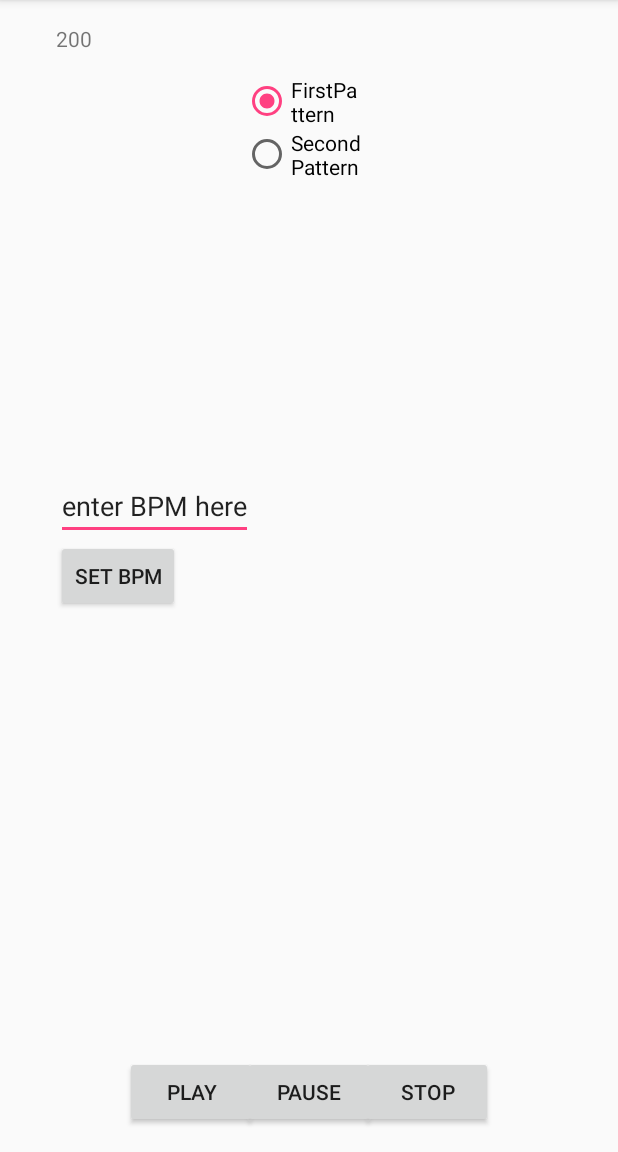
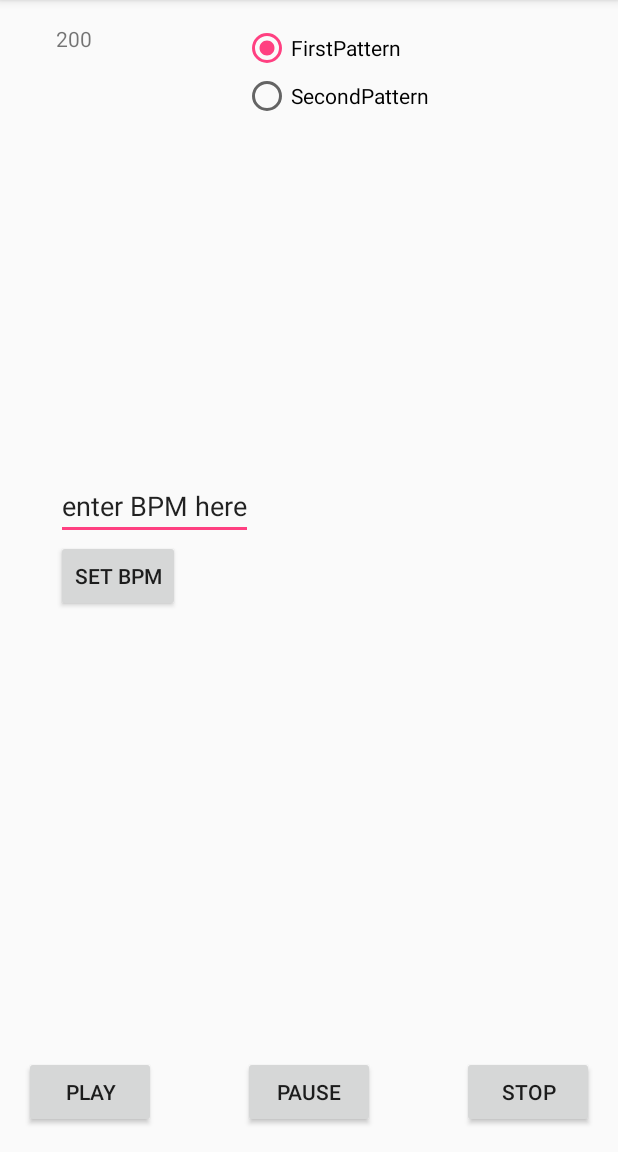
Before and after one commit to BillRozy/AndroidSampler, an Android app: the screen it shows after launch (MainActivity), on a phone screen of 412 x 824 dp, the part 84-1236 px from its top. Run offline under Robolectric (Android 15) with nearby library versions, the phone set to English and light mode, and no system bars.

Commit message:
Android Version of Java Program, Sounds Delayed extremely

```diff
--- a/app/src/main/java/com/example/fd/sampler/Instrument.java
+++ b/app/src/main/java/com/example/fd/sampler/Instrument.java
@@ -15,10 +15,11 @@ import android.util.Log;
 import java.io.IOException;
 
 // CLASS Instrument keeper of wav sound, and have method to play it
-class Instrument extends SoundPool{
+class Instrument{
 
-    public Instrument(int maxStreams, int streamType, int srcQuality, String Path) {
-        super(maxStreams,streamType,srcQuality);
+    public Instrument(Context mCont,SoundPool pool, String Path) {
+        assets = mCont.getAssets();
+        this.pool = pool;
         this.id = loadSound(Path);
     }
 
@@ -27,9 +28,9 @@ class Instrument extends SoundPool{
     {
         try{
             long begin = System.currentTimeMillis();
-            this.play(id,1,1,1,0,1); //Поехали!!!
+            this.pool.play(id,1,1,1,0,1); //Поехали!!!
             Thread.sleep(Sampler.getSampler().getDelay()-1);
-            this.stop(id);
+            this.pool.stop(id);
             long end = System.currentTimeMillis();
             Log.d(Thread.currentThread().getName() + " Time delayed: ","" + (end-begin));
         }  catch (InterruptedException exc) {Thread.currentThread().interrupt();}
@@ -45,11 +46,12 @@ class Instrument extends SoundPool{
             Log.e("FILE","Cant open file");
             return -1;
         }
-        return load(afd, 1);
+        return pool.load(afd, 1);
     }
 
 
     //PROPERTIES
     private int id;
     AssetManager assets;
+    private SoundPool pool;
 }
--- a/app/src/main/java/com/example/fd/sampler/MainActivity.java
+++ b/app/src/main/java/com/example/fd/sampler/MainActivity.java
@@ -16,7 +16,7 @@ public class MainActivity extends AppCompatActivity {
     @Override
     protected void onCreate(Bundle savedInstanceState) {
         super.onCreate(savedInstanceState);
-        setContentView(R.layout.activity_main);
+        setContentView(R.layout.activity_main_port);
         Context mCont = this.getApplicationContext();
         Sampler myApp = Sampler.getSampler();
         Pattern firstPattern = new Pattern(mCont);
@@ -30,14 +30,14 @@ public class MainActivity extends AppCompatActivity {
         myApp.getPattern(1).getTrack(1).makeHitActive(1,2,5,6,9,10,13);
         myApp.getPattern(1).getTrack(2).makeHitActive(3,7,11,15,16);
         myApp.getPattern(1).getTrack(3).makeHitActive(1,3,5,7,9,10,11,13,15);
-        myApp.getActivePattern().getTrack(1).connectInstrument("H2Sv2 - THKL - Kick(0004).wav");
-        myApp.getActivePattern().getTrack(2).connectInstrument("snare.wav");
-        myApp.getActivePattern().getTrack(3).connectInstrument("H2Sv4 - THHL - HiHat(0006).wav");
+        myApp.getActivePattern().getTrack(1).connectInstrument(mCont,"H2Sv2 - THKL - Kick(0004).wav");
+        myApp.getActivePattern().getTrack(2).connectInstrument(mCont,"snare.wav");
+        myApp.getActivePattern().getTrack(3).connectInstrument(mCont,"H2Sv4 - THHL - HiHat(0006).wav");
         myApp.setPatternActive(secondPattern);
         myApp.getActivePattern().addTrack("kick");
         myApp.getActivePattern().addTrack("snare");
-        myApp.getActivePattern().getTrack(1).connectInstrument("H2Sv2 - THKL - Kick(0004).wav");
-        myApp.getActivePattern().getTrack(2).connectInstrument("H2Sv3 - THSL - Snare(0003).wav");
+        myApp.getActivePattern().getTrack(1).connectInstrument(mCont,"H2Sv2 - THKL - Kick(0004).wav");
+        myApp.getActivePattern().getTrack(2).connectInstrument(mCont,"H2Sv3 - THSL - Snare(0003).wav");
         myApp.getPattern(2).getTrack(1).makeHitActive(1,2,3,4,5,6,7,8,9,10,11,12,13,14,15,16);
         myApp.getPattern(2).getTrack(2).makeHitActive(3,7,11,15);
         myApp.setPatternActive(firstPattern);
--- a/app/src/main/java/com/example/fd/sampler/Pattern.java
+++ b/app/src/main/java/com/example/fd/sampler/Pattern.java
@@ -4,6 +4,7 @@ import android.content.Context;
 import android.content.res.AssetManager;
 import android.media.AudioManager;
 import android.media.SoundPool;
+import android.provider.MediaStore;
 
 import java.util.ArrayList;
 
@@ -17,18 +18,18 @@ class Pattern {
     public ArrayList<Track> getTracksArray(){
         return tracksArray;
     }
+    public SoundPool getSoundPool(){return this.sPool;}
     //end test
 
     //CONSTUCTOR
-    public Pattern(Context myContext){
-        this.myContext = myContext;
-        this.addMetronome(myContext);
+    public Pattern(Context mCont){
+        this.addMetronome(mCont);
     }
     public Track getTrack(int number) {
         return tracksArray.get(number);
     }
     public void addTrack(String name) {
-        Track track = new Track(name);
+        Track track = new Track(name,this);
         tracksArray.add(track);
         Thread thread = track.getTrackThread();
         thread.setName("Track-" + trackCounter + track.getTrackThreadName());
@@ -36,8 +37,8 @@ class Pattern {
         trackCounter++;
     }
 
-    public void addMetronome(Context myContext){
-        Track metronome = new Metronome(myContext);
+    public void addMetronome(Context mCont){
+        Track metronome = new Metronome(mCont,this);
         tracksArray.add(metronome);
         Thread thread = metronome.getTrackThread();
         thread.setName("Metronome");
@@ -67,5 +68,5 @@ class Pattern {
     //PROPERTIES
     private ArrayList<Track> tracksArray = new ArrayList<>(10);
     private int trackCounter = 0;
-    private Context myContext;
+    private SoundPool sPool = new SoundPool(9, AudioManager.STREAM_MUSIC,0);
 }
--- a/app/src/main/java/com/example/fd/sampler/Sampler.java
+++ b/app/src/main/java/com/example/fd/sampler/Sampler.java
@@ -1,4 +1,6 @@
 package com.example.fd.sampler;
+
+import android.content.Context;
 
 import java.util.ArrayList;
 
@@ -63,6 +65,7 @@ class Sampler {
 
     }
 
+
     public void setReplays(int q){
         replays = q;
     }
--- a/app/src/main/java/com/example/fd/sampler/Track.java
+++ b/app/src/main/java/com/example/fd/sampler/Track.java
@@ -10,17 +10,19 @@ import java.util.ArrayList;
  * Created by FD on 28.04.2016.
  */
 //CLASS track, keeper of HITS, and performer of hits running
-class Track{
+class Track implements Runnable {
     //METHODS
     //test
     public Instrument getConnectedInstrument(){
         return connectedInstrument;
     }
     //end test
-    public Track(String n){
+    public Track(String n, Pattern parent){
+        t = new Thread(this);
         name = n;
-        System.out.println("Новый трек: " + name) ;
+        System.out.println("Новый поток: " + t) ;
         this.makeHits();
+        this.parentPatt = parent;
         //t.start();
     }
     public Thread getTrackThread(){
@@ -39,9 +41,8 @@ class Track{
     public ArrayList<Hit> getHits(){
         return hitsArray;
     }
-    public void connectInstrument(String URL){
-        this.connectedInstrument = new Instrument(1, AudioManager.STREAM_MUSIC,0,URL);
-        Log.d("Wav","Was connected");
+    public void connectInstrument(Context mCont, String URL){
+        this.connectedInstrument = new Instrument(mCont,parentPatt.getSoundPool(),URL);
     }
     public void makeHits(){
         for(int i=0;i<Sampler.getSampler().getSteps();i++)
@@ -79,17 +80,13 @@ class Track{
         try {
             while (keepRunning) {
                 if (isPaused) {
-                    synchronized (connectedInstrument){
+                    synchronized (this){
                         // System.out.println("Поступил запрос на стоп");
-                        connectedInstrument.wait();
+                        wait();
                         isPaused = false;
                     }
                 }
-
-                else { long begin = System.currentTimeMillis();
-                    performSound(Sampler.getSampler().getCurrentStep());
-                    long after = System.currentTimeMillis();
-                System.out.println(Thread.currentThread().getName() + " played " + (after-begin));}
+                else performSound(Sampler.getSampler().getCurrentStep());
             }
         } catch (Exception e) {
             System.out.println(name + " прерван.");}
@@ -99,10 +96,11 @@ class Track{
     //PROPERTIES
     private String name;
     private Thread t;
+    private Pattern parentPatt;
     protected boolean isPaused = false;
     protected boolean keepRunning = false;
     protected ArrayList<Hit> hitsArray = new ArrayList<>();
-    protected Instrument connectedInstrument;
+    protected Instrument connectedInstrument;// = new Instrument("H2Sv4 - THHL - HiHat(0009).wav");
     //INNER CLASS
     public class Hit
     {
@@ -122,10 +120,10 @@ class Track{
 }
 
 class Metronome extends Track{
-    public Metronome(Context myContext){
-        super("Metronome");
+    public Metronome(Context mCont,Pattern parent){
+        super("Metronome",parent);
         this.makeAllHitsActive();
-        this.connectInstrument("Metronome.wav");
+        this.connectInstrument(mCont,"Metronome.wav");
     }
     public void performSound(int step){
         System.out.println("Вызван performSound!");
--- /dev/null
+++ b/app/src/main/res/layout-land/activity_main_port.xml
@@ -0,0 +1,6 @@
+<?xml version="1.0" encoding="utf-8"?>
+<LinearLayout xmlns:android="http://schemas.android.com/apk/res/android"
+    android:orientation="vertical" android:layout_width="match_parent"
+    android:layout_height="match_parent">
+
+</LinearLayout>
--- a/app/src/main/res/layout/activity_main.xml
+++ b/app/src/main/res/layout-port/activity_main_port.xml
@@ -27,10 +27,7 @@
         android:layout_gravity="center_horizontal|bottom"
         android:layout_row="2"
         android:layout_alignParentBottom="true"
-        android:layout_alignParentRight="true"
-        android:layout_alignParentEnd="true"
-        android:layout_marginRight="67dp"
-        android:layout_marginEnd="67dp" />
+        android:layout_alignParentEnd="true" />
 
     <Button
         android:text="Play"
@@ -40,10 +37,7 @@
         android:layout_width="wrap_content"
         android:layout_height="wrap_content"
         android:layout_alignParentBottom="true"
-        android:layout_alignParentLeft="true"
-        android:layout_alignParentStart="true"
-        android:layout_marginLeft="67dp"
-        android:layout_marginStart="67dp" />
+        android:layout_alignParentStart="true" />
 
     <RadioGroup
         android:layout_width="match_parent"
@@ -54,18 +48,17 @@
         android:gravity="top|center_vertical">
 
         <RadioButton
-            android:layout_width="wrap_content"
+            android:layout_width="210dp"
             android:layout_height="wrap_content"
             android:text="FirstPattern"
             android:id="@+id/firstPattRadio"
             android:layout_alignParentTop="true"
             android:layout_toRightOf="@+id/playButton"
             android:layout_toEndOf="@+id/playButton"
-            android:layout_marginTop="34dp"
             android:checked="true" />
 
         <RadioButton
-            android:layout_width="wrap_content"
+            android:layout_width="212dp"
             android:layout_height="wrap_content"
             android:text="SecondPattern"
             android:id="@+id/secondPattRadioButton"
@@ -107,5 +100,6 @@
         android:layout_alignLeft="@+id/setBPMBbutton"
         android:layout_alignStart="@+id/setBPMBbutton"
         android:text="enter BPM here"
-        android:enabled="true" />
+        android:enabled="true"
+        android:inputType="number" />
 </RelativeLayout>
```
